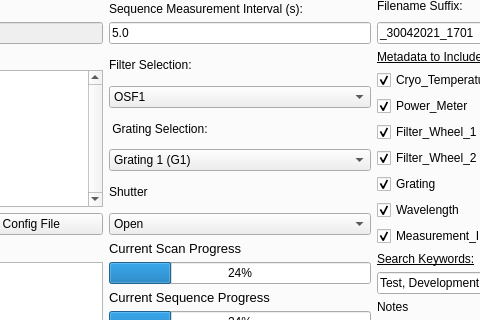
samcondon4/SPHEREx-lab-tools, file SPHEREx-Calibration-Automation/pylab/pylabcal/pylabcalgui/QTDesigner/scanWindowDialog3.ui: the form before one commit; both pictures show x 181 to 661 and y 213 to 533 of the 842 by 775 pixel window.
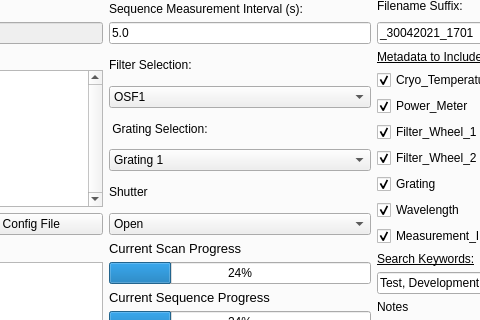
The form after the commit.

```diff
--- a/SPHEREx-Calibration-Automation/pylab/pylabcal/pylabcalgui/QTDesigner/scanWindowDialog3.ui
+++ b/SPHEREx-Calibration-Automation/pylab/pylabcal/pylabcalgui/QTDesigner/scanWindowDialog3.ui
@@ -1152,7 +1152,7 @@
            </property>
            <item>
             <property name="text">
-             <string>Grating 1 (G1)</string>
+             <string>Grating 1</string>
             </property>
            </item>
            <item>
```
Left out of the diff: 18 changed lines with no effect on the pictures.
